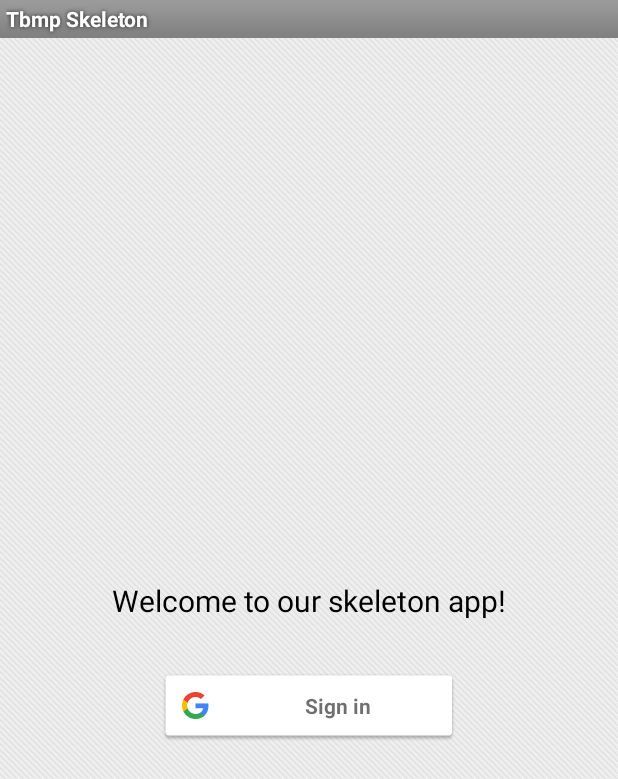
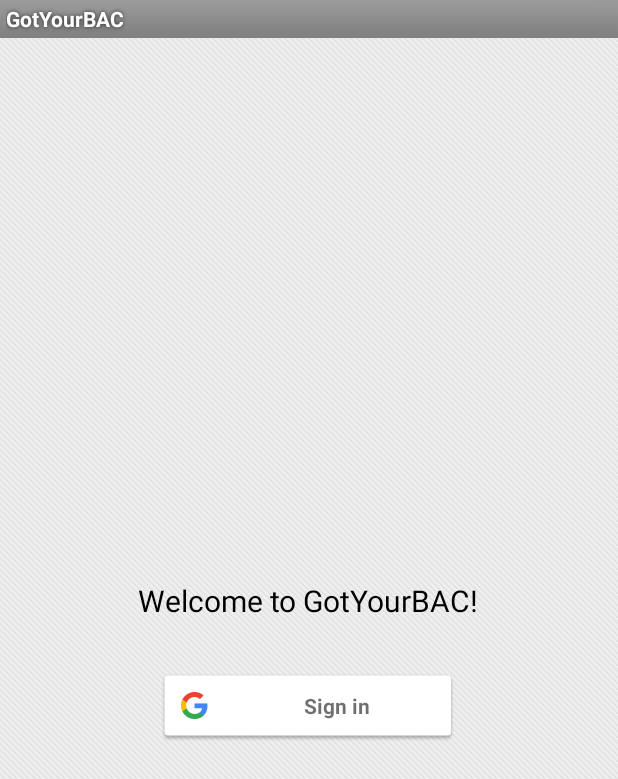
Before and after one commit to walshmryan/591-Group-Project, an Android app: the screen it shows after launch (SkeletonActivity), on a phone screen of 412 x 824 dp. Shown: the top 779 px of the screen. Run offline under Robolectric (Android 15) with nearby library versions, the phone set to English and light mode, and no system bars; 2 statements that could not run were skipped.

Commit message:
Changed app name

```diff
--- a/SkeletonTbmp/src/main/res/values/strings.xml
+++ b/SkeletonTbmp/src/main/res/values/strings.xml
@@ -1,7 +1,7 @@
 <?xml version="1.0" encoding="utf-8"?>
 <resources>
 
-    <string name="app_name">Tbmp Skeleton</string>
+    <string name="app_name">GotYourBAC</string>
     <string name="hello_world">Hello world!</string>
     <string name="sign_out">Sign Out</string>
     <string name="match_instructions">Type in a new word for the data in this game, then hit done.</string>
@@ -10,7 +10,7 @@
     <string name="leave">Leave</string>
     <string name="cancel">Cancel</string>
     <string name="finish">Finish</string>
-    <string name="welcome_to_our_skeleton_app_">Welcome to our skeleton app!</string>
+    <string name="welcome_to_our_skeleton_app_">Welcome to GotYourBAC!</string>
     <string name="check_games">Check games</string>
     <string name="start_match">Start Match</string>
     <string name="turn_counter">Turn counter</string>
```
